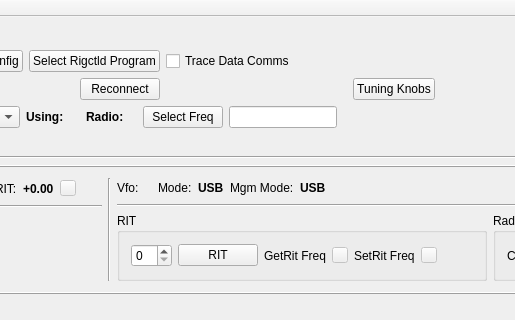
Old version of the form mqt/MqtRigControl/rigcontrolmainwindow.ui in the repository Rsclub22/Minos2-Mirror; both pictures show x 227 to 742 and y 0 to 320 of the 1116 by 411 pixel window.
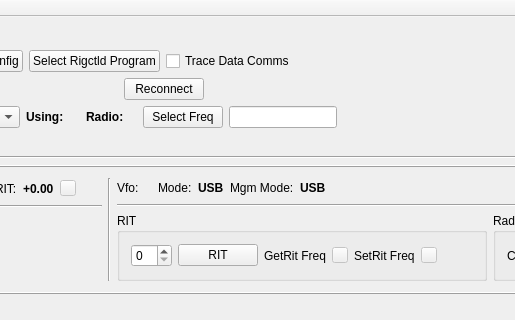
New version of the form. Custom widgets are drawn as their Qt base class.

Commit message: Remove tuning knob code; not very useful on many rigs

```diff
--- a/mqt/MqtRigControl/rigcontrolmainwindow.ui
+++ b/mqt/MqtRigControl/rigcontrolmainwindow.ui
@@ -108,13 +108,6 @@
               </property>
              </spacer>
             </item>
-            <item>
-             <widget class="QPushButton" name="configureKnobs">
-              <property name="text">
-               <string>Tuning Knobs</string>
-              </property>
-             </widget>
-            </item>
            </layout>
           </item>
           <item>
```
The commit also changes 17 other files.
